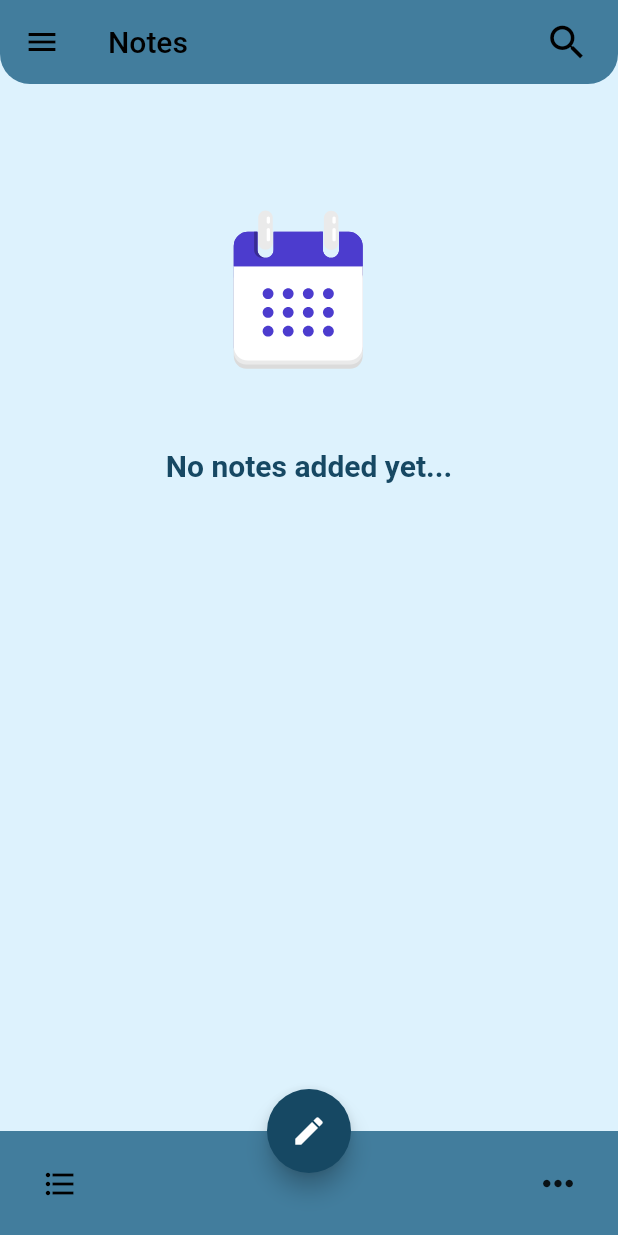
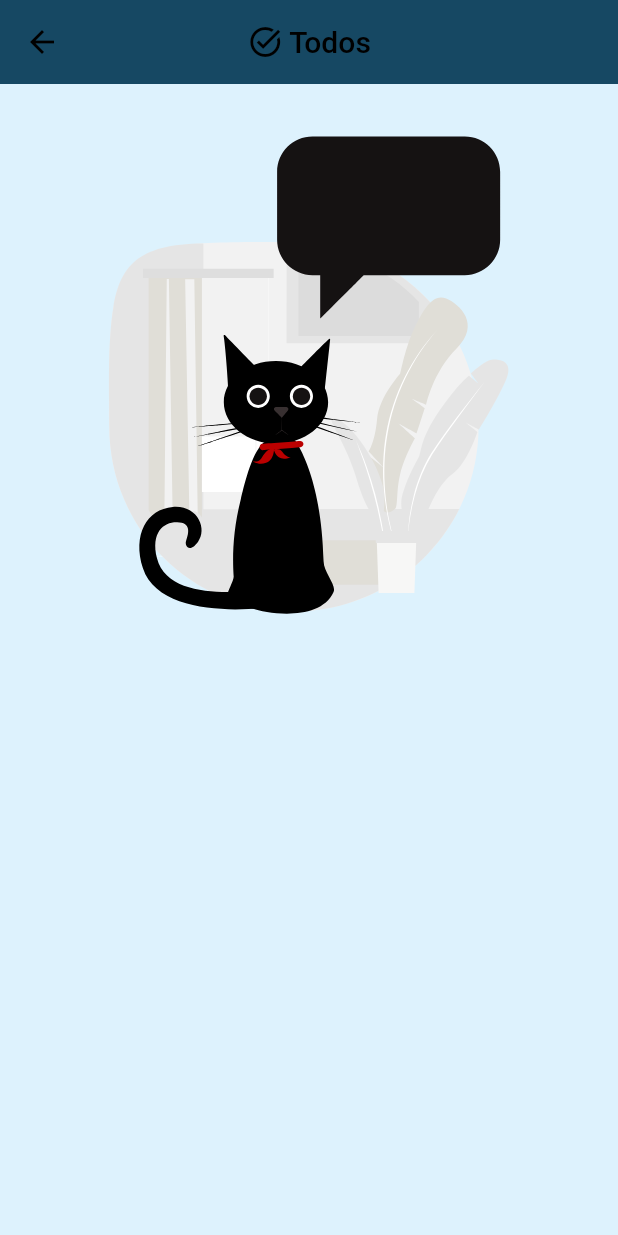
Before and after one commit to H11TM4N/notes_app, a Flutter app: the screen it shows after launch, after a tap on the "format list bulleted" icon, on a phone screen of 412 x 824 dp. Run offline on Flutter 3.47's test engine with Material 2 defaults, Android fonts, the phone set to English and light mode, and no system bars; our stand-ins replace equatable, flutter_bloc, flutter_slidable, lottie, shared_preferences.

Commit message:
add todo page

```diff
--- a/lib/logic/repositories/shared_preferences/notes_preferences.dart
+++ b/lib/logic/repositories/shared_preferences/notes_preferences.dart
@@ -25,8 +25,8 @@ class NotesPreferences {
           .map((noteJson) => Note.fromJson(json.decode(noteJson)))
           .toList();
       notes[index] = updatedNote;
-      _notesPrefs.setStringList(
-          _notesKey, notes.map((note) => json.encode(note.toJson())).toList());
+      await saveNotesToPrefs(
+          notes); // Make sure to call saveNotesToPrefs after updating
     }
   }
 
@@ -66,7 +66,7 @@ class NotesPreferences {
       if (index >= 0 && index < currentNotes.length) {
         currentNotes.removeAt(index);
       } else {
-        // ---------------
+        // Handle invalid index (out of bounds)
       }
     }
     await saveNotesAfterDeletion(currentNotes);
--- a/lib/presentation/features/main_notes/views/bottom_nav_bar.dart
+++ b/lib/presentation/features/main_notes/views/bottom_nav_bar.dart
@@ -5,6 +5,7 @@ import 'package:notes_app/logic/blocs/blocs.dart';
 import 'package:notes_app/logic/repositories/shared_preferences/notes_preferences.dart';
 import 'package:notes_app/presentation/features/main_notes/pages/add_new_note.dart';
 import 'package:notes_app/presentation/features/settings/settings_page.dart';
+import 'package:notes_app/presentation/features/todos/pages/todo_page.dart';
 
 class KbottomNavBar extends StatelessWidget {
   const KbottomNavBar({super.key});
@@ -49,7 +50,9 @@ class KbottomNavBar extends StatelessWidget {
               child: Row(
                 children: [
                   IconButton(
-                    onPressed: () {},
+                    onPressed: () {
+                      bottomToTopNavigation(context, const TodoPage());
+                    },
                     icon: const Icon(Icons.format_list_bulleted),
                   ),
                   const Spacer(),
--- a/lib/presentation/features/main_notes/views/drawer.dart
+++ b/lib/presentation/features/main_notes/views/drawer.dart
@@ -3,6 +3,7 @@ import 'package:flutter_bloc/flutter_bloc.dart';
 import 'package:notes_app/logic/blocs/blocs.dart';
 import 'package:notes_app/presentation/features/settings/settings_page.dart';
 import 'package:notes_app/presentation/features/starred/pages/starred_page.dart';
+import 'package:notes_app/presentation/features/todos/pages/todo_page.dart';
 
 import '../../../../common/common.dart';
 
@@ -65,7 +66,9 @@ class _KdrawerState extends State<Kdrawer> {
                     ListTile(
                       leading: const Icon(Icons.task),
                       title: const Text('Todos'),
-                      onTap: () {},
+                      onTap: () {
+                        bottomToTopNavigation(context, const TodoPage());
+                      },
                     ),
                     ListTile(
                       leading: const Icon(Icons.star_outline),
--- /dev/null
+++ b/lib/presentation/features/todos/pages/todo_page.dart
@@ -0,0 +1,36 @@
+import 'package:flutter/material.dart';
+import 'package:lottie/lottie.dart';
+
+class TodoPage extends StatefulWidget {
+  const TodoPage({super.key});
+
+  @override
+  State<TodoPage> createState() => _TodoPageState();
+}
+
+class _TodoPageState extends State<TodoPage> {
+  @override
+  Widget build(BuildContext context) {
+    final theme = Theme.of(context).colorScheme;
+    return Scaffold(
+      appBar: AppBar(
+        backgroundColor: theme.primary,
+        centerTitle: true,
+        title: const Row(
+          mainAxisSize: MainAxisSize.min,
+          children: [
+            Icon(Icons.task_alt),
+            SizedBox(width: 4),
+            Text('Todos'),
+          ],
+        ),
+      ),
+      backgroundColor: theme.background,
+      body: ListView(
+        children: [
+          Lottie.asset('assets/json/error.json'),
+        ],
+      ),
+    );
+  }
+}
```
